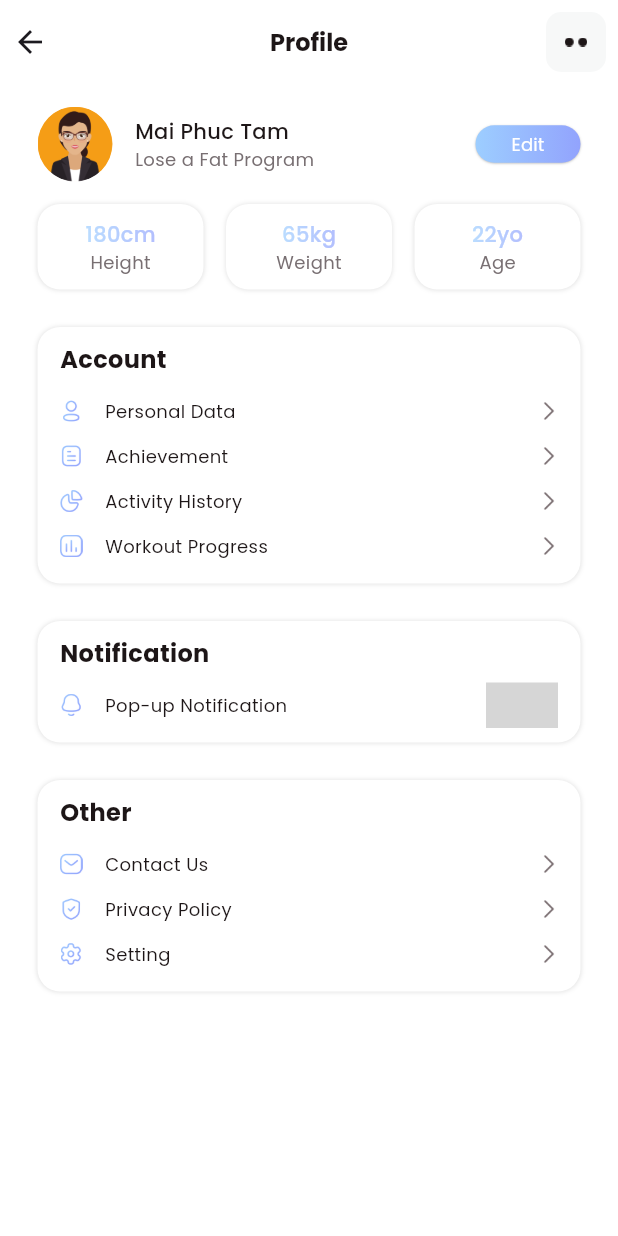
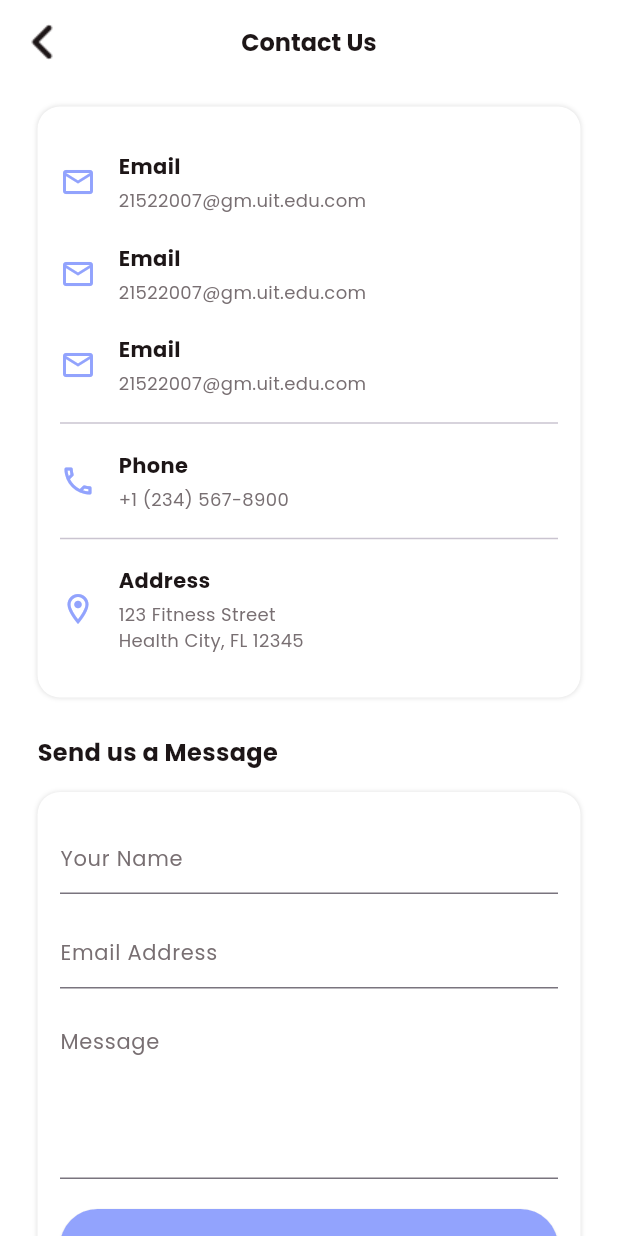
Before and after one commit to Hew01/fitness-app, a Flutter app: the ProfileView screen opened directly, after a tap on "Contact Us", on a phone screen of 412 x 824 dp. Run offline on Flutter 3.47's test engine with Material 3 defaults, Android fonts, the phone set to English and light mode, and no system bars; our stand-ins replace animated_toggle_switch, carousel_slider, fl_chart, readmore, scrollable_positioned_list, simple_circular_progress_bar; missing offline and left inert: dotted_dashed_line, simple_animation_progress_bar; key blocks and very long unbroken strings in the code were emptied for the run; grey boxes are pictures that could not be loaded.

Commit message:
add contact_view privacy_view setting_view page

```diff
--- /dev/null
+++ b/lib/view/profile/contact_view.dart
@@ -0,0 +1,210 @@
+import 'package:flutter/material.dart';
+import '../../common/colo_extension.dart';
+
+class ContactView extends StatelessWidget {
+  const ContactView({super.key});
+
+  @override
+  Widget build(BuildContext context) {
+    return Scaffold(
+      appBar: AppBar(
+        backgroundColor: TColor.white,
+        centerTitle: true,
+        elevation: 0,
+        leading: IconButton(
+          onPressed: () {
+            Navigator.pop(context);
+          },
+          icon: Image.asset(
+            "assets/img/black_btn.png",
+            width: 25,
+            height: 25,
+          ),
+        ),
+        title: Text(
+          "Contact Us",
+          style: TextStyle(
+              color: TColor.black, fontSize: 16, fontWeight: FontWeight.w700),
+        ),
+      ),
+      backgroundColor: TColor.white,
+      body: SingleChildScrollView(
+        child: Container(
+          padding: const EdgeInsets.symmetric(vertical: 15, horizontal: 25),
+          child: Column(
+            crossAxisAlignment: CrossAxisAlignment.stretch,
+            children: [
+              Container(
+                padding:
+                    const EdgeInsets.symmetric(vertical: 20, horizontal: 15),
+                decoration: BoxDecoration(
+                    color: TColor.white,
+                    borderRadius: BorderRadius.circular(15),
+                    boxShadow: const [
+                      BoxShadow(color: Colors.black12, blurRadius: 2)
+                    ]),
+                child: Column(
+                  children: [
+                    ContactItem(
+                      icon: Icons.email_outlined,
+                      title: "Email",
+                      subtitle: "21522007@gm.uit.edu.com",
+                    ),
+                    ContactItem(
+                      icon: Icons.email_outlined,
+                      title: "Email",
+                      subtitle: "21522007@gm.uit.edu.com",
+                    ),
+                    ContactItem(
+                      icon: Icons.email_outlined,
+                      title: "Email",
+                      subtitle: "21522007@gm.uit.edu.com",
+                    ),
+                    const Divider(),
+                    ContactItem(
+                      icon: Icons.phone_outlined,
+                      title: "Phone",
+                      subtitle: "+1 (234) 567-8900",
+                    ),
+                    const Divider(),
+                    ContactItem(
+                      icon: Icons.location_on_outlined,
+                      title: "Address",
+                      subtitle: "123 Fitness Street\nHealth City, FL 12345",
+                    ),
+                  ],
+                ),
+              ),
+              const SizedBox(height: 25),
+              Text(
+                "Send us a Message",
+                style: TextStyle(
+                  color: TColor.black,
+                  fontSize: 16,
+                  fontWeight: FontWeight.w700,
+                ),
+              ),
+              const SizedBox(height: 15),
+              Container(
+                padding:
+                    const EdgeInsets.symmetric(vertical: 20, horizontal: 15),
+                decoration: BoxDecoration(
+                    color: TColor.white,
+                    borderRadius: BorderRadius.circular(15),
+                    boxShadow: const [
+                      BoxShadow(color: Colors.black12, blurRadius: 2)
+                    ]),
+                child: Column(
+                  children: [
+                    TextField(
+                      decoration: InputDecoration(
+                        hintText: "Your Name",
+                        hintStyle: TextStyle(color: TColor.gray, fontSize: 14),
+                        border: UnderlineInputBorder(
+                          borderSide:
+                              BorderSide(color: TColor.gray.withOpacity(0.3)),
+                        ),
+                      ),
+                    ),
+                    const SizedBox(height: 15),
+                    TextField(
+                      decoration: InputDecoration(
+                        hintText: "Email Address",
+                        hintStyle: TextStyle(color: TColor.gray, fontSize: 14),
+                        border: UnderlineInputBorder(
+                          borderSide:
+                              BorderSide(color: TColor.gray.withOpacity(0.3)),
+                        ),
+                      ),
+                    ),
+                    const SizedBox(height: 15),
+                    TextField(
+                      maxLines: 4,
+                      decoration: InputDecoration(
+                        hintText: "Message",
+                        hintStyle: TextStyle(color: TColor.gray, fontSize: 14),
+                        border: UnderlineInputBorder(
+                          borderSide:
+                              BorderSide(color: TColor.gray.withOpacity(0.3)),
+                        ),
+                      ),
+                    ),
+                    const SizedBox(height: 20),
+                    SizedBox(
+                      width: double.maxFinite,
+                      child: ElevatedButton(
+                        onPressed: () {},
+                        style: ElevatedButton.styleFrom(
+                          padding: const EdgeInsets.symmetric(vertical: 15),
+                          backgroundColor: TColor.primaryColor1,
+                          shape: RoundedRectangleBorder(
+                            borderRadius: BorderRadius.circular(25),
+                          ),
+                        ),
+                        child: const Text(
+                          "Send Message",
+                          style: TextStyle(
+                            color: Colors.white,
+                            fontSize: 14,
+                            fontWeight: FontWeight.w600,
+                          ),
+                        ),
+                      ),
+                    ),
+                  ],
+                ),
+              ),
+            ],
+          ),
+        ),
+      ),
+    );
+  }
+}
+
+class ContactItem extends StatelessWidget {
+  final IconData icon;
+  final String title;
+  final String subtitle;
+
+  const ContactItem({
+    super.key,
+    required this.icon,
+    required this.title,
+    required this.subtitle,
+  });
+
+  @override
+  Widget build(BuildContext context) {
+    return Padding(
+      padding: const EdgeInsets.symmetric(vertical: 10),
+      child: Row(
+        children: [
+          Icon(icon, color: TColor.primaryColor1, size: 24),
+          const SizedBox(width: 15),
+          Column(
+            crossAxisAlignment: CrossAxisAlignment.start,
+            children: [
+              Text(
+                title,
+                style: TextStyle(
+                  color: TColor.black,
+                  fontSize: 14,
+                  fontWeight: FontWeight.w600,
+                ),
+              ),
+              const SizedBox(height: 4),
+              Text(
+                subtitle,
+                style: TextStyle(
+                  color: TColor.gray,
+                  fontSize: 12,
+                ),
+              ),
+            ],
+          ),
+        ],
+      ),
+    );
+  }
+}
--- a/lib/view/profile/profile_view.dart
+++ b/lib/view/profile/profile_view.dart
@@ -5,6 +5,9 @@ import '../../common_widget/round_button.dart';
 import '../../common_widget/setting_row.dart';
 import '../../common_widget/title_subtitle_cell.dart';
 import 'package:animated_toggle_switch/animated_toggle_switch.dart';
+import 'contact_view.dart';
+import 'privacy_view.dart';
+import 'setting_view.dart';
 
 class ProfileView extends StatefulWidget {
   const ProfileView({super.key});
@@ -349,7 +352,25 @@ class _ProfileViewState extends State<ProfileView> {
                         return SettingRow(
                           icon: iObj["image"].toString(),
                           title: iObj["name"].toString(),
-                          onPressed: () {},
+                          onPressed: () {
+                            if (iObj["name"].toString() == "Contact Us") {
+                              Navigator.push(
+                                context,
+                                MaterialPageRoute(builder: (context) => const ContactView()),
+                              );
+                            } else if (iObj["name"].toString() == "Privacy Policy") {
+                              Navigator.push(
+                                context,
+                                MaterialPageRoute(builder: (context) => const PrivacyView()),
+                              );
+                            } else {
+                              // Handle the third route
+                              Navigator.push(
+                                context,
+                                MaterialPageRoute(builder: (context) => const SettingView()),
+                              );
+                            }
+                          },
                         );
                       },
                     )
```
Also changed, not shown: lib/view/profile/privacy_view.dart (added, +104 -0 lines), lib/view/profile/setting_view.dart (added, +302 -0 lines).
